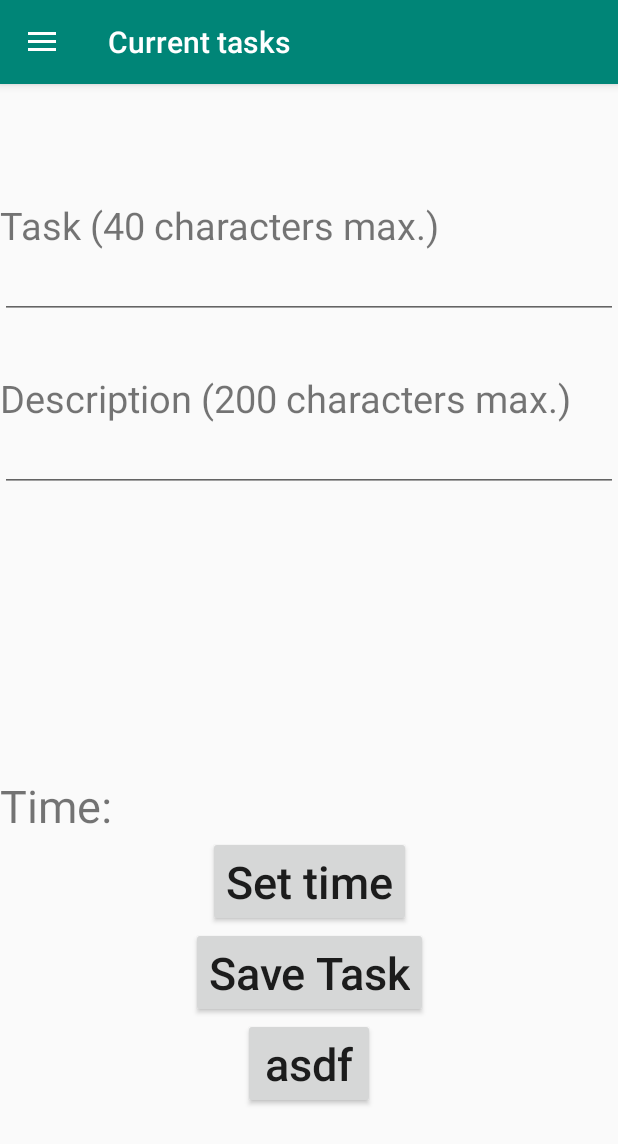
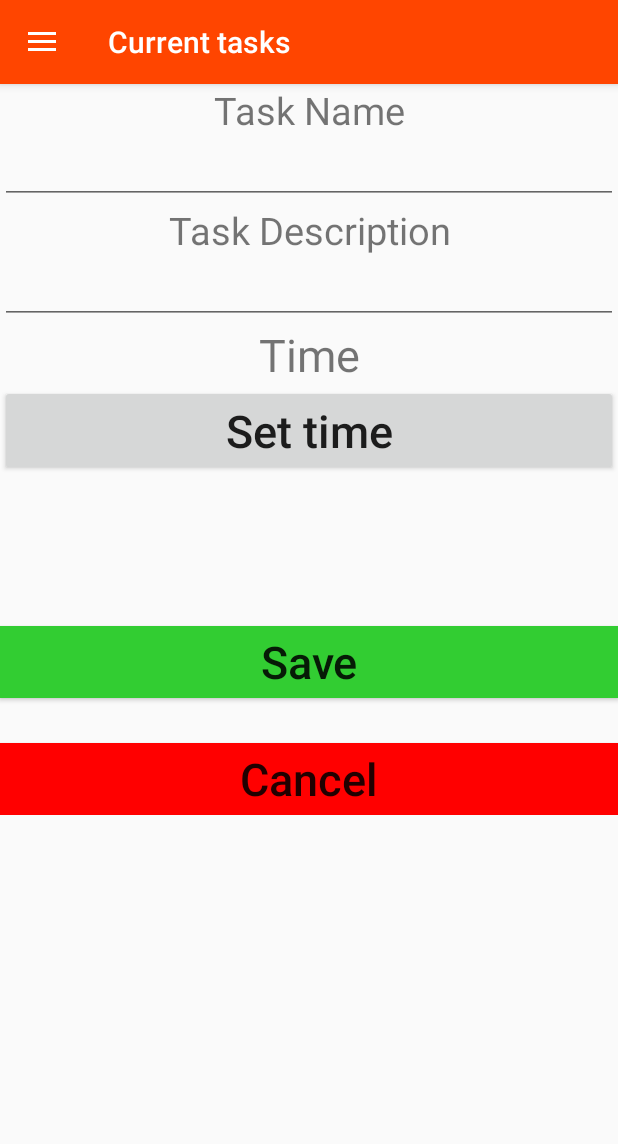
Before and after one commit to zulalidou/myPlanner, an Android app: the screen it shows after launch (MainActivity), after a tap on an icon or button, on a phone screen of 412 x 824 dp. Shown: the top 1144 px of the screen. Run offline under Robolectric (Android 15) with nearby library versions, the phone set to English and light mode, and no system bars.

Commit message:
Placed the contents of the 'createTaskFragment' in a scrollview

```diff
--- a/app/src/main/java/com/example/myplanner/CurrentTaskFragment.java
+++ b/app/src/main/java/com/example/myplanner/CurrentTaskFragment.java
@@ -10,7 +10,6 @@ import android.view.ViewGroup;
 import android.widget.AdapterView;
 import android.widget.ArrayAdapter;
 import android.widget.ListView;
-import android.widget.Toast;
 
 import androidx.annotation.NonNull;
 import androidx.annotation.Nullable;
@@ -21,7 +20,6 @@ import androidx.fragment.app.FragmentTransaction;
 import com.google.android.material.floatingactionbutton.FloatingActionButton;
 
 import java.util.ArrayList;
-import java.util.HashMap;
 
 public class CurrentTaskFragment extends Fragment {
     static ListView currentTasks_ListView;
--- a/app/src/main/java/com/example/myplanner/MainActivity.java
+++ b/app/src/main/java/com/example/myplanner/MainActivity.java
@@ -62,17 +62,14 @@ public class MainActivity extends AppCompatActivity implements NavigationView.On
             DatabaseHandler iGROW_db = new DatabaseHandler(getBaseContext());
             Cursor res = iGROW_db.getItemsFromTable3();
 
-            // A task had expired and the user went over to the "expiredTaskFragment", but failed to review their performance & exited the app.
-            // So, we need to make sure that if there exists at least 1 task in Table 3 (the ReviewDialog table), we MUST go immediately to the
-            // "expiredTaskFragment" and (once again) prompt the user to review their performance on the expired task.
+            // -----------------------------------------------------------------------------------------------------------------------------------------------------
+            // 1st case: When a task expires, it gets placed in the ReviewDialog table. When the users head to the "expiredTaskFragment", but fail to review their
+            // performance & exit the app, we need to make sure that the next time they open the open, they're immediately prompted to review the expired task(s).
+            // So if there exists at least 1 task in the ReviewDialog table, the "if" condition below will be executed
+            // -----------------------------------------------------------------------------------------------------------------------------------------------------
+            // 2nd case: When the users click the notification for a task that just expired (and there is currently no task history of the app on the users' phones)
+            // -----------------------------------------------------------------------------------------------------------------------------------------------------
             if (res.getCount() >= 1 || getIntent().getStringExtra("A task has just expired") != null) {
-                if (res != null)
-                    Toast.makeText(this, "t1", Toast.LENGTH_SHORT).show();
-
-                if (getIntent().getStringExtra("A task has just expired") != null)
-                    Toast.makeText(this, "t2", Toast.LENGTH_SHORT).show();
-
-
                 myNavView.setCheckedItem(R.id.nav_expiredTasks);
 
                 // The code below displays the "ExpiredTasks" fragment
@@ -80,28 +77,13 @@ public class MainActivity extends AppCompatActivity implements NavigationView.On
             }
 
 
-
-
-
-
-            // this is for when the users click the notification for a task that just expired, and there is currently no task history
-            // of the app on the users' phones
-            /*
-            if (getIntent().getStringExtra("A task has just expired") != null) {
-                myNavView.setCheckedItem(R.id.nav_expiredTasks);
-
-                // The code below displays the "ExpiredTasks" fragment
-                getSupportFragmentManager().beginTransaction().replace(R.id.fragment_container, new ExpiredTaskFragment()).commit();
-            }
-
-             */
+            // When there aren't any task that have expired (or HAVE expired but have also been reviewed)
             else {
                 myNavView.setCheckedItem(R.id.nav_currentTasks);
 
                 // The code below displays the "CurrentTasks" fragment
                 getSupportFragmentManager().beginTransaction().replace(R.id.fragment_container, new CurrentTaskFragment()).commit();
             }
-
         }
     }
 
@@ -111,8 +93,6 @@ public class MainActivity extends AppCompatActivity implements NavigationView.On
         else
             toolbar.setTitle("Current tasks");
     }
-
-
 
 
     // The "listener" method for the navigation view. Determines which fragments to show based on
@@ -134,15 +114,6 @@ public class MainActivity extends AppCompatActivity implements NavigationView.On
         return true; // this means an item/tab (from the navigation view) will be selected..
     }
 
-    /*
-    private void openExpiredTasksFragment() {
-        Toast.makeText(this, "openExpiredTasksFragment() called", Toast.LENGTH_SHORT).show();
-
-        ExpiredTaskFragment newFragment = new ExpiredTaskFragment();
-        FragmentTransaction myFragTrans = getSupportFragmentManager().beginTransaction();
-        myFragTrans.replace(R.id.fragment_container, newFragment).commit();
-    }
-     */
 
     // Link: http://www.helloandroid.com/tutorials/communicating-between-running-activities
     // There's only one activity, which is MainActivity, and it's always at the top of the stack. Suppose a user is using the app and the notification
--- a/app/src/main/java/com/example/myplanner/TaskInfoActivity.java
+++ b/app/src/main/java/com/example/myplanner/TaskInfoActivity.java
@@ -17,10 +17,12 @@ import android.widget.EditText;
 import android.widget.TextView;
 import android.widget.Toast;
 
+import org.w3c.dom.Text;
+
 public class TaskInfoActivity extends AppCompatActivity {
     //private Toolbar toolbar;
     private TextView taskName;
-    private EditText taskDescription;
+    private TextView taskDescription;
     private Button deleteTask;
 
     private String task;
@@ -35,7 +37,7 @@ public class TaskInfoActivity extends AppCompatActivity {
 
 
         taskName = (TextView) findViewById(R.id.taskName_TV_answer);
-        taskDescription = (EditText) findViewById(R.id.taskDescription_ET_answer);
+        taskDescription = (TextView) findViewById(R.id.taskDescription_ET_answer);
         deleteTask = (Button) findViewById(R.id.deleteTask_BTN);
 
 
--- a/app/src/main/res/layout/activity_main.xml
+++ b/app/src/main/res/layout/activity_main.xml
@@ -20,7 +20,7 @@
             android:id="@+id/toolbar"
             android:layout_width="match_parent"
             android:layout_height="?attr/actionBarSize"
-            android:background="@color/colorPrimary"
+            android:background="@color/themeColor_1"
             android:theme="@style/ThemeOverlay.AppCompat.Dark.ActionBar"
             app:popupTheme="@style/ThemeOverlay.AppCompat.Light"
             android:elevation="4dp"/>
--- a/app/src/main/res/layout/activity_task_info.xml
+++ b/app/src/main/res/layout/activity_task_info.xml
@@ -33,12 +33,12 @@
         android:gravity="center"
         android:layout_below="@+id/taskName_TV_answer"/>
 
-    <EditText
+    <TextView
         android:id="@+id/taskDescription_ET_answer"
-        android:layout_width="wrap_content"
+        android:layout_width="match_parent"
         android:layout_height="wrap_content"
         android:ems="10"
-        android:gravity="start|top"
+        android:gravity="center"
         android:inputType="textMultiLine"
         android:layout_below="@+id/taskDescription_TV_header"/>
 
--- a/app/src/main/res/layout/fragment_createtask.xml
+++ b/app/src/main/res/layout/fragment_createtask.xml
@@ -1,10 +1,11 @@
 <?xml version="1.0" encoding="utf-8"?>
-<androidx.constraintlayout.widget.ConstraintLayout xmlns:android="http://schemas.android.com/apk/res/android"
+<RelativeLayout xmlns:android="http://schemas.android.com/apk/res/android"
     xmlns:app="http://schemas.android.com/apk/res-auto"
     android:orientation="vertical"
     android:layout_width="match_parent"
     android:layout_height="match_parent">
 
+    <!--
     <androidx.constraintlayout.widget.Guideline
         android:id="@+id/guideline1"
         android:layout_width="wrap_content"
@@ -26,116 +27,121 @@
         android:layout_width="wrap_content"
         android:layout_height="wrap_content"
         android:orientation="horizontal"
-        app:layout_constraintGuide_percent="0.6" />
-
-    <!--
-    <androidx.constraintlayout.widget.Guideline
-        android:id="@+id/guideline4"
-        android:layout_width="wrap_content"
-        android:layout_height="wrap_content"
-        android:orientation="horizontal"
-        app:layout_constraintGuide_percent="0.7"
-        />
+        app:layout_constraintGuide_percent="0.5" />
 -->
 
+    <ScrollView
+        android:layout_width="match_parent"
+        android:layout_height="match_parent">
 
-
+        <LinearLayout
+            android:layout_width="match_parent"
+            android:layout_height="match_parent"
+            android:orientation="vertical">
 
             <TextView
                 android:id="@+id/shortTaskDesc_TV"
-        android:layout_width="wrap_content"
+                android:layout_width="match_parent"
                 android:layout_height="wrap_content"
-        android:text="Task (40 characters max.)"
+                android:text="Task Name"
                 android:textSize="25dp"
                 android:textAllCaps="false"
-
-        app:layout_constraintTop_toBottomOf="@+id/guideline1"
-        app:layout_constraintStart_toStartOf="parent"
+                android:gravity="center"
                 />
 
             <EditText
                 android:id="@+id/shortTaskDesc_ET"
                 android:layout_width="match_parent"
                 android:layout_height="wrap_content"
+                android:gravity="center"
 
-        app:layout_constraintTop_toBottomOf="@+id/shortTaskDesc_TV"
+                android:layout_below="@+id/shortTaskDesc_TV"
                 />
 
 
 
             <TextView
                 android:id="@+id/longTaskDesc_TV"
-        android:layout_width="wrap_content"
+                android:layout_width="match_parent"
                 android:layout_height="wrap_content"
-        android:text="Description (200 characters max.)"
+                android:text="Task Description"
                 android:textSize="25dp"
                 android:textAllCaps="false"
+                android:gravity="center"
 
-        app:layout_constraintTop_toBottomOf="@+id/guideline2"
-        app:layout_constraintStart_toStartOf="parent"
+                android:layout_below="@+id/shortTaskDesc_ET"
                 />
 
             <EditText
                 android:id="@+id/longTaskDesc_ET"
                 android:layout_width="match_parent"
                 android:layout_height="wrap_content"
+                android:gravity="center"
 
-        app:layout_constraintTop_toBottomOf="@+id/longTaskDesc_TV"
+                android:layout_below="@id/longTaskDesc_TV"
                 />
+
 
 
             <TextView
                 android:id="@+id/time_TV"
-        android:layout_width="wrap_content"
+                android:layout_width="match_parent"
                 android:layout_height="wrap_content"
-        android:text="Time:"
+                android:text="Time"
                 android:textSize="30dp"
                 android:textAllCaps="false"
+                android:gravity="center"
 
-        app:layout_constraintTop_toTopOf="@id/guideline3"
-        app:layout_constraintStart_toStartOf="parent"
+                android:layout_below="@+id/longTaskDesc_ET"
                 />
-
 
             <Button
                 android:id="@+id/setTime_BTN"
-        android:layout_width="wrap_content"
+                android:layout_width="match_parent"
                 android:layout_height="wrap_content"
                 android:text="Set time"
                 android:textSize="30dp"
                 android:textAllCaps="false"
 
-        app:layout_constraintTop_toBottomOf="@+id/time_TV"
-        app:layout_constraintStart_toStartOf="parent"
-        app:layout_constraintEnd_toEndOf="parent"
+                android:layout_below="@+id/time_TV"
+                />
 
-        />
+
 
             <Button
                 android:id="@+id/saveNewTask_BTN"
-        android:layout_width="wrap_content"
+                android:layout_width="match_parent"
                 android:layout_height="wrap_content"
-        android:text="Save Task"
+                android:text="Save"
                 android:textSize="30dp"
                 android:textAllCaps="false"
+                android:background="@color/themeColor_2"
 
-        app:layout_constraintTop_toBottomOf="@id/setTime_BTN"
-        app:layout_constraintStart_toStartOf="parent"
-        app:layout_constraintEnd_toEndOf="parent"
+                android:layout_below="@+id/setTime_BTN"
+                android:layout_marginTop="100dp"
                 />
 
             <Button
                 android:id="@+id/asdf_BTN"
-        android:layout_width="wrap_content"
+                android:layout_width="match_parent"
                 android:layout_height="wrap_content"
-        android:text="asdf"
+                android:text="Cancel"
                 android:textSize="30dp"
                 android:textAllCaps="false"
+                android:background="@color/themeColor_3"
 
-        app:layout_constraintTop_toBottomOf="@id/saveNewTask_BTN"
-        app:layout_constraintStart_toStartOf="parent"
-        app:layout_constraintEnd_toEndOf="parent"
+                android:layout_below="@+id/saveNewTask_BTN"
+                android:layout_marginTop="30dp"
                 />
 
+        </LinearLayout>
 
-</androidx.constraintlayout.widget.ConstraintLayout>
+
+
+    </ScrollView>
+
+
+
+
+
+</RelativeLayout>
--- a/app/src/main/res/layout/nav_header.xml
+++ b/app/src/main/res/layout/nav_header.xml
@@ -3,7 +3,7 @@
     android:orientation="vertical"
     android:layout_width="match_parent"
     android:layout_height="176dp"
-    android:background="@color/cardview_shadow_end_color"
+    android:background="@color/themeColor_1"
     android:gravity="bottom"
     android:padding="16dp"
     android:theme="@style/ThemeOverlay.AppCompat.Dark">
--- a/app/src/main/res/values/colors.xml
+++ b/app/src/main/res/values/colors.xml
@@ -3,7 +3,11 @@
     <color name="colorPrimary">#008577</color>
     <color name="colorPrimaryDark">#00574B</color>
     <color name="colorAccent">#D81B60</color>
-    <color name="themeColor_1">#feffba</color>
+    <color name="themeColor_1">#FF4500</color>
+    <color name="themeColor_2">#32CD32</color>
+    <color name="themeColor_3">#FF0000</color>
+
+
 
 
 </resources>
```
Also changed, not shown: app/src/main/java/com/example/myplanner/AlarmReceiver.java (+3 -49 lines), app/src/main/java/com/example/myplanner/CreateTaskFragment.java (+2 -27 lines), app/src/main/java/com/example/myplanner/ExpiredTaskFragment.java (+0 -40 lines), app/src/main/java/com/example/myplanner/ReviewDialog.java (+1 -12 lines). Lines whose indentation alone changed are shown as unchanged.
